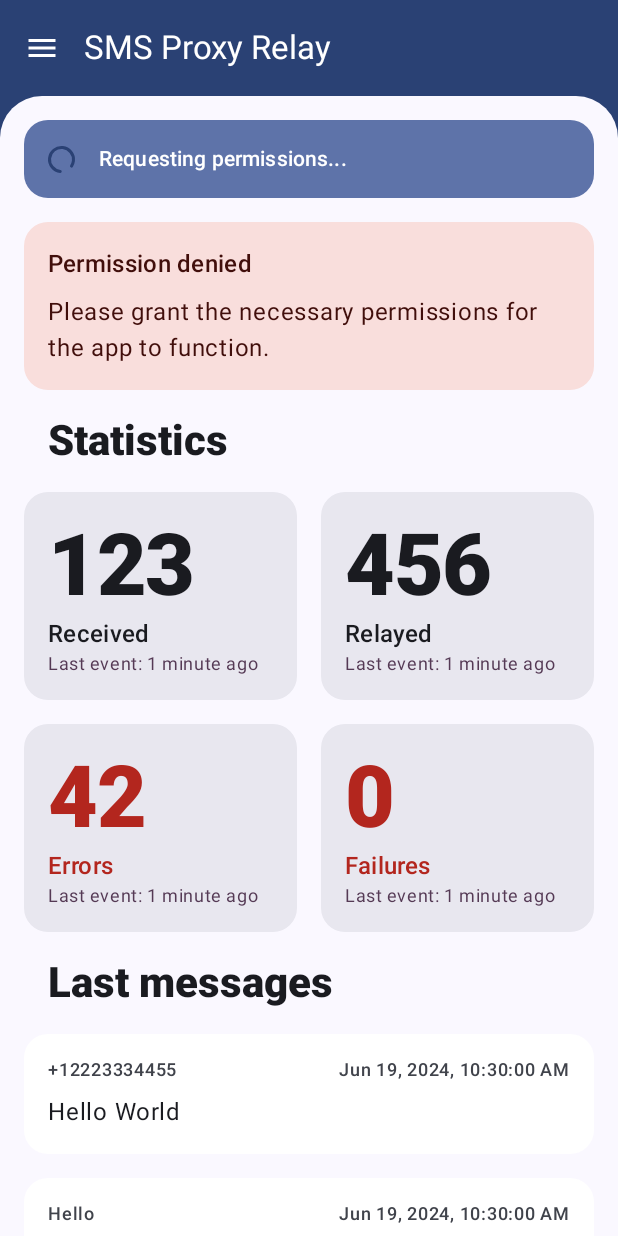
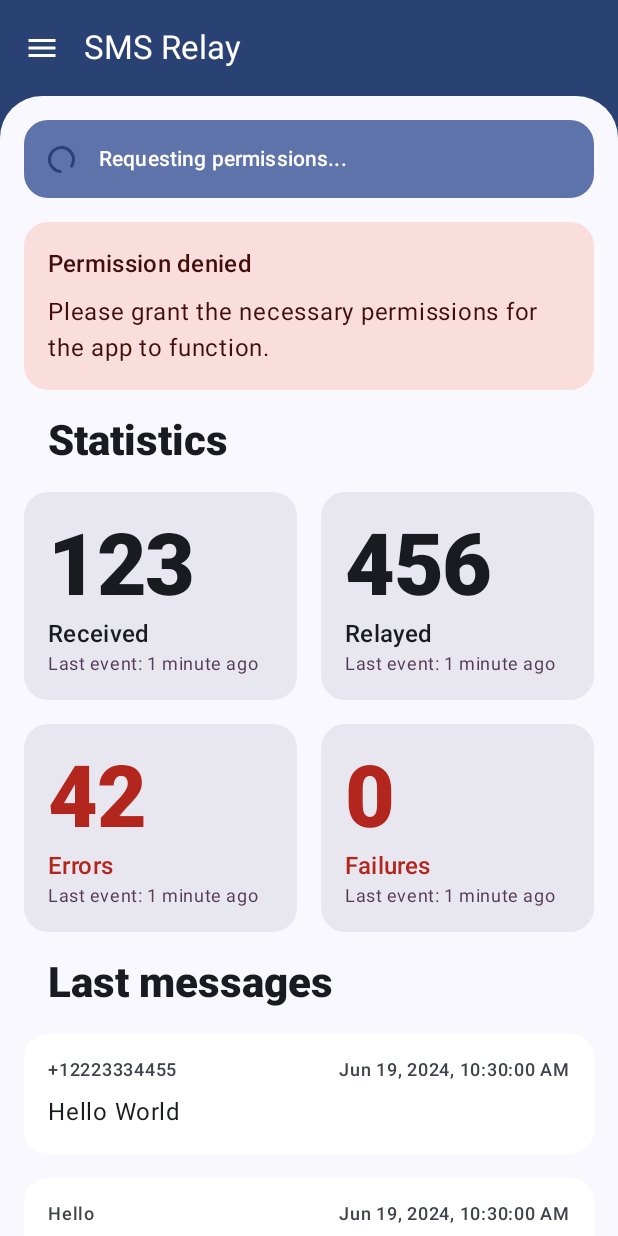
Before and after one commit to mrnateriver/sms-proxy, an Android app built with Jetpack Compose: the screen it shows after launch (MainActivity), on a phone screen of 412 x 824 dp. Run offline under Robolectric (Android 15) with nearby library versions, the phone set to English and light mode, and no system bars.

Commit message:
feat: complete home screen UI markup

```diff
--- a/relayApp/src/androidMain/kotlin/io/mrnateriver/smsproxy/relay/MainActivity.kt
+++ b/relayApp/src/androidMain/kotlin/io/mrnateriver/smsproxy/relay/MainActivity.kt
@@ -1,13 +1,17 @@
 package io.mrnateriver.smsproxy.relay
 
+import android.graphics.Color
 import android.os.Bundle
 import androidx.activity.ComponentActivity
+import androidx.activity.SystemBarStyle
 import androidx.activity.compose.setContent
+import androidx.activity.enableEdgeToEdge
 import androidx.compose.runtime.Composable
 import androidx.compose.ui.tooling.preview.Preview
 
 class MainActivity : ComponentActivity() {
     override fun onCreate(savedInstanceState: Bundle?) {
+        enableEdgeToEdge(statusBarStyle = SystemBarStyle.dark(Color.TRANSPARENT))
         super.onCreate(savedInstanceState)
         setContent {
             RelayApp()
--- a/relayApp/src/androidMain/kotlin/io/mrnateriver/smsproxy/relay/RelayApp.kt
+++ b/relayApp/src/androidMain/kotlin/io/mrnateriver/smsproxy/relay/RelayApp.kt
@@ -2,17 +2,23 @@ package io.mrnateriver.smsproxy.relay
 
 import androidx.compose.foundation.layout.Arrangement
 import androidx.compose.foundation.layout.Column
+import androidx.compose.foundation.layout.WindowInsets
 import androidx.compose.foundation.layout.fillMaxSize
 import androidx.compose.foundation.layout.fillMaxWidth
+import androidx.compose.foundation.layout.navigationBars
 import androidx.compose.foundation.layout.padding
+import androidx.compose.foundation.layout.systemBars
+import androidx.compose.foundation.layout.windowInsetsPadding
 import androidx.compose.foundation.rememberScrollState
 import androidx.compose.foundation.shape.ZeroCornerSize
 import androidx.compose.foundation.verticalScroll
 import androidx.compose.material.icons.Icons
+import androidx.compose.material.icons.outlined.Info
 import androidx.compose.material.icons.outlined.Menu
+import androidx.compose.material.icons.outlined.Settings
+import androidx.compose.material3.DrawerDefaults
 import androidx.compose.material3.DrawerValue
 import androidx.compose.material3.ExperimentalMaterial3Api
-import androidx.compose.material3.HorizontalDivider
 import androidx.compose.material3.Icon
 import androidx.compose.material3.IconButton
 import androidx.compose.material3.MaterialTheme
@@ -28,14 +34,17 @@ import androidx.compose.material3.rememberDrawerState
 import androidx.compose.runtime.Composable
 import androidx.compose.runtime.rememberCoroutineScope
 import androidx.compose.ui.Modifier
+import androidx.compose.ui.graphics.TransformOrigin
+import androidx.compose.ui.graphics.graphicsLayer
+import androidx.compose.ui.platform.LocalDensity
 import androidx.compose.ui.tooling.preview.Preview
-import androidx.compose.ui.unit.dp
 import io.mrnateriver.smsproxy.relay.home.SmsLastRecord
 import io.mrnateriver.smsproxy.relay.home.SmsPermissionsStatus
 import io.mrnateriver.smsproxy.relay.home.SmsStats
 import io.mrnateriver.smsproxy.relay.permissions.rememberSmsPermissions
 import io.mrnateriver.smsproxy.shared.AppMaterialTheme
 import io.mrnateriver.smsproxy.shared.AppSpacings
+import kotlinx.coroutines.launch
 
 @OptIn(ExperimentalMaterial3Api::class)
 @Preview
@@ -46,59 +55,75 @@ fun RelayApp() {
     val drawerState = rememberDrawerState(initialValue = DrawerValue.Closed)
     val scope = rememberCoroutineScope()
 
-//    ModalNavigationDrawer(
-//        drawerState = drawerState,
-//        drawerContent = {
-//            ModalDrawerSheet { /* Drawer content */ }
-//        },
-//    ) {
-//        Scaffold(
-//            floatingActionButton = {
-//                ExtendedFloatingActionButton(
-//                    text = { Text("Show drawer") },
-//                    icon = { Icon(Icons.Filled.Add, contentDescription = "") },
-//                    onClick = {
-//                        scope.launch {
-//                            drawerState.apply {
-//                                if (isClosed) open() else close()
-//                            }
-//                        }
-//                    }
-//                )
-//            }
-//        ) { contentPadding ->
-//            // Screen content
-//        }
-//    }
+    val density = LocalDensity.current
+    val fraction =
+        (drawerState.currentOffset / density.density) / DrawerDefaults.MaximumDrawerWidth.value
+    val scaleState = 1 - 0.05f * (1f + fraction)
 
     AppMaterialTheme {
-        ModalNavigationDrawer(drawerContent = {
-            ModalDrawerSheet {
-                Text("Drawer title", modifier = Modifier.padding(16.dp))
-                HorizontalDivider()
-                NavigationDrawerItem(label = { Text(text = "Drawer Item") },
+        ModalNavigationDrawer(
+            drawerState = drawerState,
+            drawerContent = {
+                ModalDrawerSheet(modifier = Modifier.windowInsetsPadding(WindowInsets.systemBars)) {
+                    Text(
+                        "SMS Relay",
+                        modifier = Modifier.padding(AppSpacings.large),
+                        style = MaterialTheme.typography.headlineSmall
+                    )
+                    NavigationDrawerItem(
+                        modifier = Modifier.padding(horizontal = AppSpacings.small),
+                        icon = {
+                            Icon(
+                                imageVector = Icons.Outlined.Settings,
+                                contentDescription = ""
+                            )
+                        },
+                        label = { Text("Settings") },
                         selected = false,
-                    onClick = { /*TODO*/ })
-                // ...other drawer items
+                        onClick = {
+                            // TODO: navigate to settings
+                        }
+                    )
+                    NavigationDrawerItem(
+                        modifier = Modifier.padding(horizontal = AppSpacings.small),
+                        icon = {
+                            Icon(
+                                imageVector = Icons.Outlined.Info,
+                                contentDescription = ""
+                            )
+                        },
+                        label = { Text("About") },
+                        selected = false,
+                        onClick = {
+                            // TODO: navigate to settings
+                        }
+                    )
                 }
             }) {
             Scaffold(
+                contentWindowInsets = WindowInsets(0, 0, 0, 0),
                 containerColor = MaterialTheme.colorScheme.primary,
-                modifier = Modifier.fillMaxSize(),
                 topBar = {
-                    TopAppBar(
-                        colors = TopAppBarColors(
+                    TopAppBar(colors = TopAppBarColors(
                         containerColor = MaterialTheme.colorScheme.primary,
                         scrolledContainerColor = MaterialTheme.colorScheme.primary,
                         actionIconContentColor = MaterialTheme.colorScheme.onPrimary,
                         titleContentColor = MaterialTheme.colorScheme.onPrimary,
                         navigationIconContentColor = MaterialTheme.colorScheme.onPrimary
-                        ),
-                        navigationIcon = {
-                            IconButton(onClick = { /*TODO*/ }) {
-                                Icon(imageVector = Icons.Outlined.Menu, contentDescription = "")
+                    ), navigationIcon = {
+                        IconButton(onClick = {
+                            scope.launch {
+                                drawerState.apply {
+                                    if (isClosed) open() else close()
                                 }
-                        }, title = { Text(text = "SMS Proxy Relay") })
+                            }
+                        }) {
+                            Icon(
+                                imageVector = Icons.Outlined.Menu,
+                                contentDescription = "" // TODO: desc
+                            )
+                        }
+                    }, title = { Text(text = "SMS Relay") })
                 },
             ) {
                 Surface(
@@ -108,14 +133,21 @@ fun RelayApp() {
                     color = MaterialTheme.colorScheme.background,
                     modifier = Modifier
                         .fillMaxSize()
-                        .padding(it),
+                        .padding(it)
+                        .graphicsLayer {
+                            scaleX = scaleState
+                            scaleY = scaleState
+                            // Adjust the pivot to zoom from the center
+                            transformOrigin = TransformOrigin(0.5f, 1f)
+                        },
                 ) {
                     // TODO: lazy column because cards might not fit on the screen
                     Column(
                         modifier = Modifier
                             .fillMaxSize()
                             .verticalScroll(rememberScrollState())
-                            .padding(AppSpacings.medium),
+                            .padding(AppSpacings.medium)
+                            .windowInsetsPadding(WindowInsets.navigationBars),
                         verticalArrangement = Arrangement.spacedBy(AppSpacings.medium)
                     ) {
                         SmsPermissionsStatus(
--- a/shared/src/androidMain/kotlin/io/mrnateriver/smsproxy/shared/AppMaterialTheme.kt
+++ b/shared/src/androidMain/kotlin/io/mrnateriver/smsproxy/shared/AppMaterialTheme.kt
@@ -1,6 +1,5 @@
 package io.mrnateriver.smsproxy.shared
 
-import android.app.Activity
 import android.os.Build
 import androidx.compose.foundation.isSystemInDarkTheme
 import androidx.compose.material3.MaterialTheme
@@ -9,11 +8,7 @@ import androidx.compose.material3.dynamicDarkColorScheme
 import androidx.compose.material3.dynamicLightColorScheme
 import androidx.compose.material3.lightColorScheme
 import androidx.compose.runtime.Composable
-import androidx.compose.runtime.SideEffect
-import androidx.compose.ui.graphics.toArgb
 import androidx.compose.ui.platform.LocalContext
-import androidx.compose.ui.platform.LocalView
-import androidx.core.view.WindowCompat
 
 private val lightScheme = lightColorScheme(
     primary = primaryLight,
@@ -107,15 +102,6 @@ fun AppMaterialTheme(
         else -> lightScheme
     }
 
-    val view = LocalView.current
-    if (!view.isInEditMode) {
-        SideEffect {
-            val window = (view.context as Activity).window
-            window.statusBarColor = colorScheme.primary.toArgb()
-            WindowCompat.getInsetsController(window, view).isAppearanceLightStatusBars = darkTheme
-        }
-    }
-
     MaterialTheme(
         colorScheme = colorScheme,
         typography = AppTypography,
```
Lines whose indentation alone changed are shown as unchanged.
